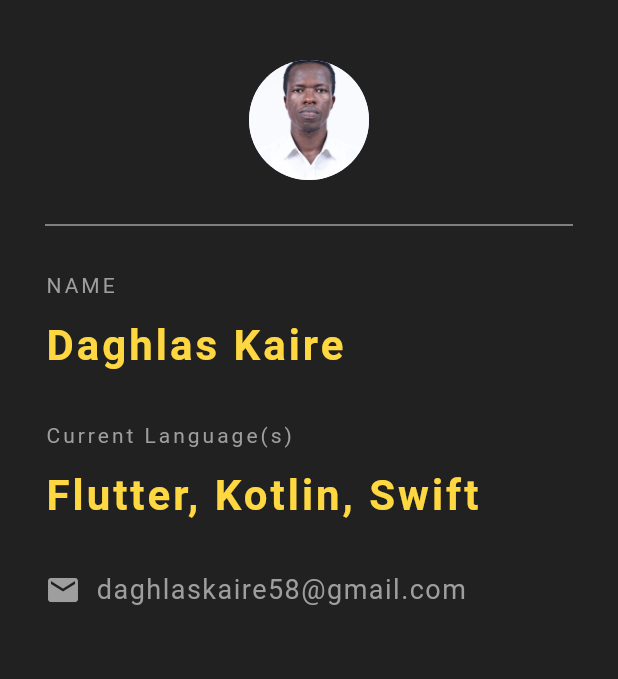
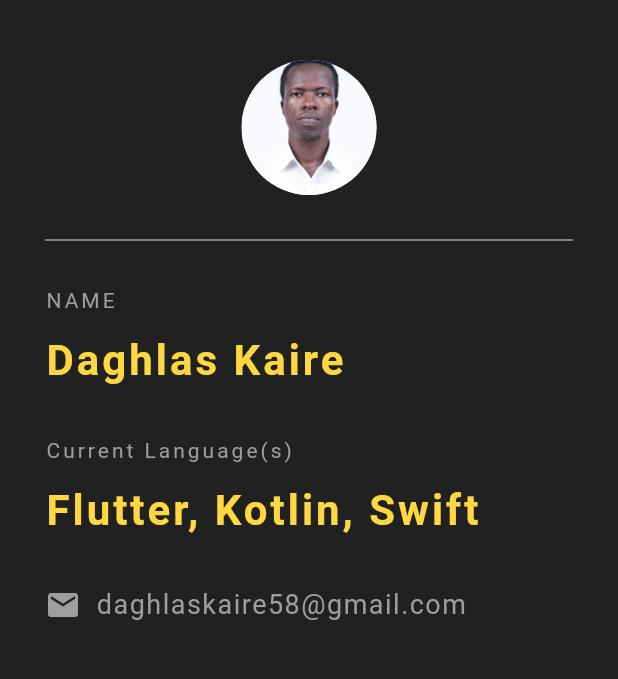
Before and after one commit to daghlas/my_profile_app, a Flutter app: the screen it shows after launch, on a phone screen of 412 x 824 dp, the part 84-763 px from its top. Run offline on Flutter 3.47's test engine with Material 3 defaults, Android fonts, the light colour scheme and no system bars.

Commit message:
initial commit

```diff
--- a/lib/main.dart
+++ b/lib/main.dart
@@ -25,7 +25,7 @@
             Center(
               child: CircleAvatar(
                 backgroundImage: AssetImage('assets/thumb.jpeg'),
-                radius: 40.0,
+                radius: 45.0,
               ),
             ),
             Divider(
```
